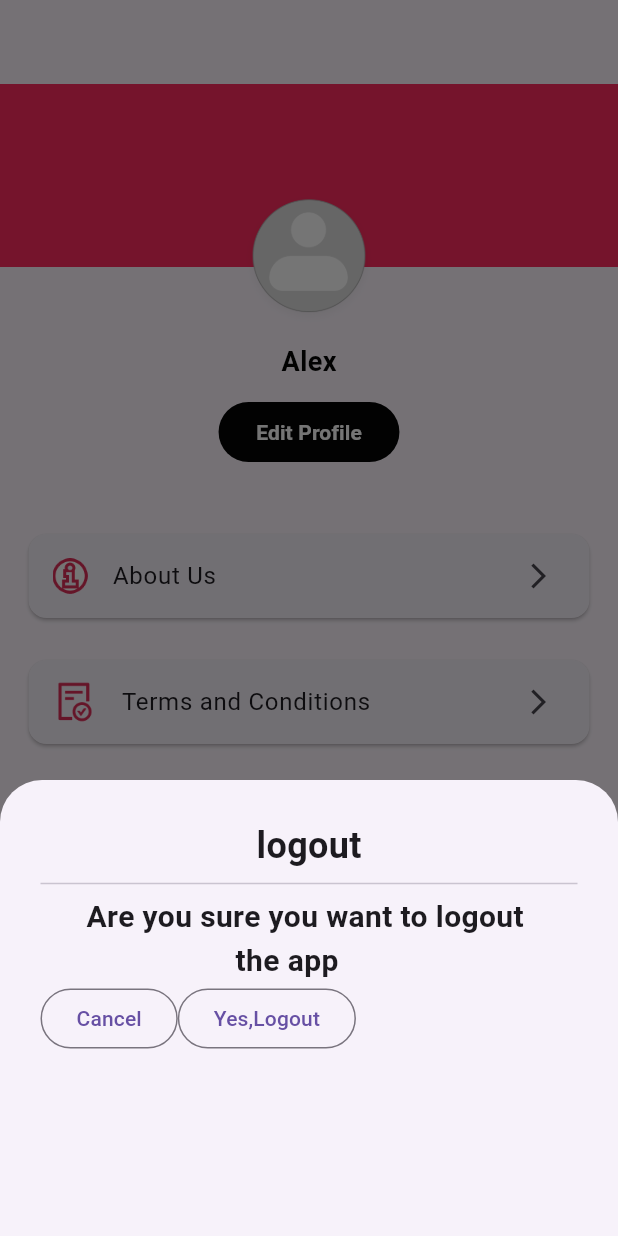
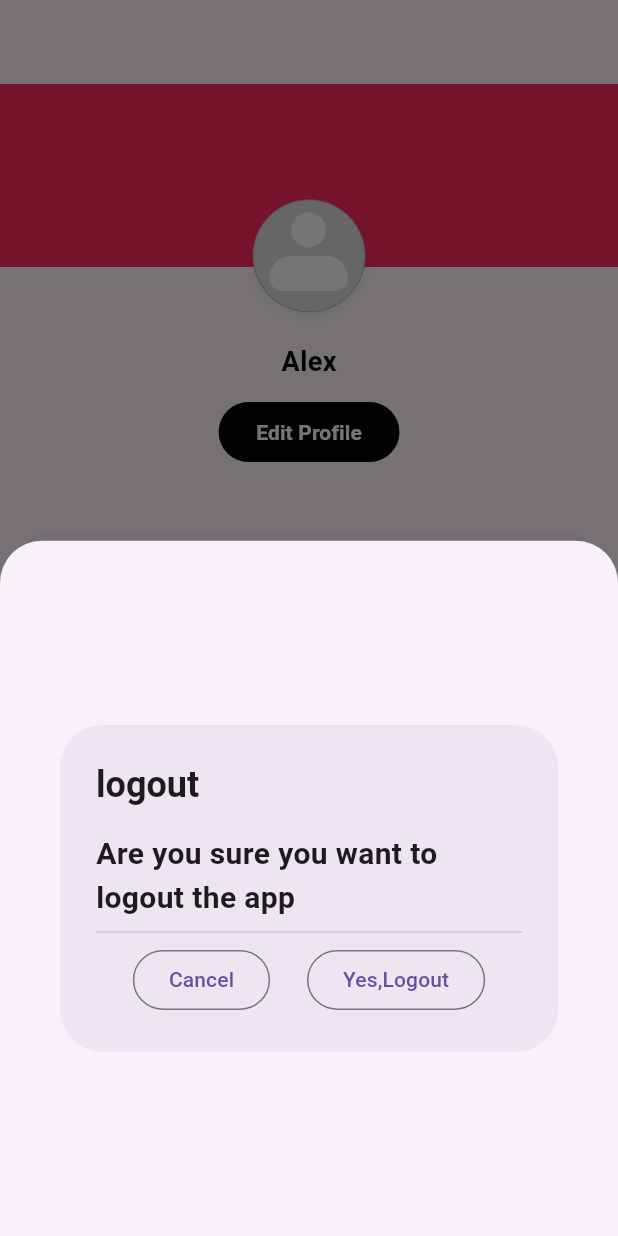
Before and after one commit to muhammadharoon303/Flutter-Basic, a Flutter app: the ProfileScreen screen opened directly, after a tap on "Logout", on a phone screen of 412 x 824 dp. Run offline on Flutter 3.47's test engine with Material 3 defaults, Android fonts, the phone set to English and light mode, and no system bars; our stand-ins replace flick_video_player, video_player, youtube_player_flutter.

Commit message:
updated profile Screen

```diff
--- a/lib/ui/screens/profile/privacy&policy_screen.dart
+++ b/lib/ui/screens/profile/privacy&policy_screen.dart
@@ -1,5 +1,4 @@
 import 'package:flutter/material.dart';
-
 import '../../../core/constants/color.dart';
 import '../../../core/constants/textstyle.dart';
 
--- a/lib/ui/screens/profile/profile_screen.dart
+++ b/lib/ui/screens/profile/profile_screen.dart
@@ -1,5 +1,6 @@
 import 'package:first/core/constants/color.dart';
 import 'package:first/core/constants/textstyle.dart';
+import 'package:first/ui/screens/auth/signup/signup.dart';
 import 'package:first/ui/screens/profile/about_us_screen.dart';
 import 'package:first/ui/screens/profile/edit_profile_screen.dart';
 import 'package:first/ui/screens/profile/privacy&policy_screen.dart';
@@ -117,31 +118,29 @@ class ProfileScreen extends StatelessWidget {
                   child:InkWell(
                     onTap:(){
                       showModalBottomSheet(context: context, builder: (context) {
-                        return Container(
-                          margin: EdgeInsets.all(27),
-                           width: double.infinity,
-                                 height: 250,
-                                 child: Column(
+                        return AlertDialog(
+                          title: Text("logout",style: style24,) ,
+                          content: Column(
+                            mainAxisSize: MainAxisSize.min,
                             children: [
-                                     Text("logout",style: style24,),
+                              Text("Are you sure you want to logout the app",style: style20,),
                               Divider(),
-                                     Text("Are you sure you want to logout \n                   the app",style: style20,),
                               Row(
+                                mainAxisAlignment: MainAxisAlignment.spaceEvenly,
                                 children: [
-
                                  OutlinedButton(onPressed: (){
-                                          Navigator.pop;
+                                   Navigator.pop(context); //page cancel da para
                                  },
                                      child:Text("Cancel",), ),
                                   OutlinedButton(onPressed: (){
-                                           Navigator.pop;
+                                    Navigator.push(context,
+                                        MaterialPageRoute(builder: (context) => SignUpScreen(),)); //logout na bad Sign-in page ta
                                   },
                                     child:Text("Yes,Logout",), ),
                                 ],
                               )
                             ],
                           ),
-
                         );
                       },);
                     },child:ListTile(
--- a/lib/ui/screens/profile/terms&condition_screen.dart
+++ b/lib/ui/screens/profile/terms&condition_screen.dart
@@ -1,6 +1,5 @@
 import 'package:first/core/constants/textstyle.dart';
 import 'package:flutter/material.dart';
-
 import '../../../core/constants/color.dart';
 
 class TermsConditionScreen extends StatelessWidget {
```
Lines whose indentation alone changed are shown as unchanged.
